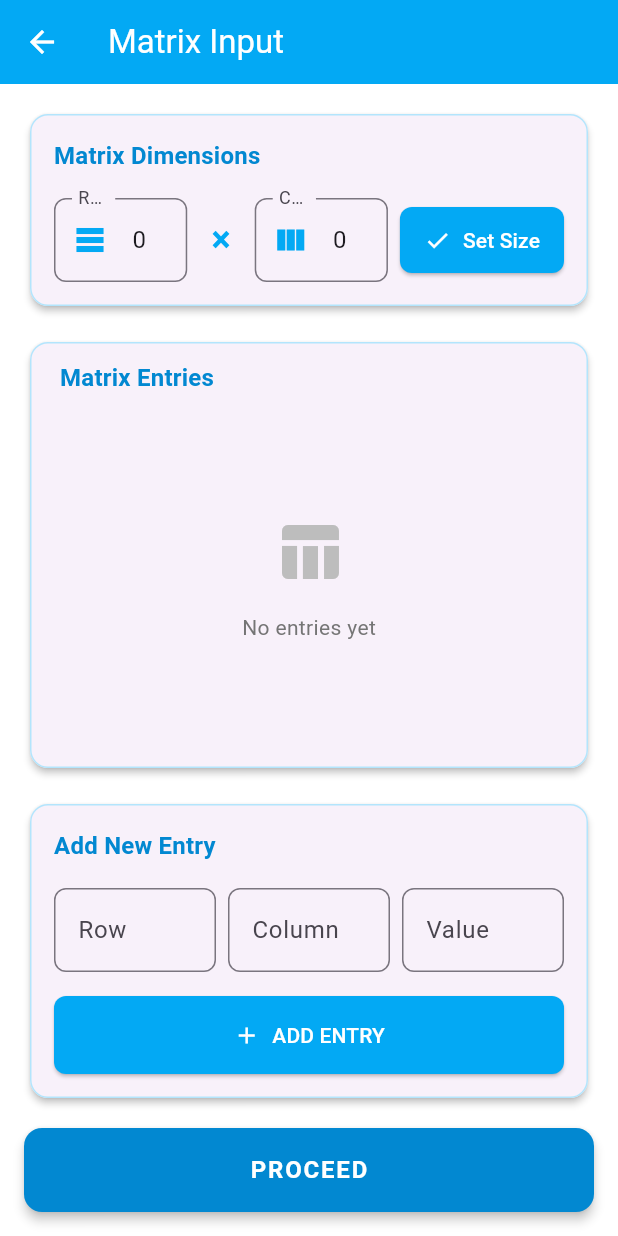
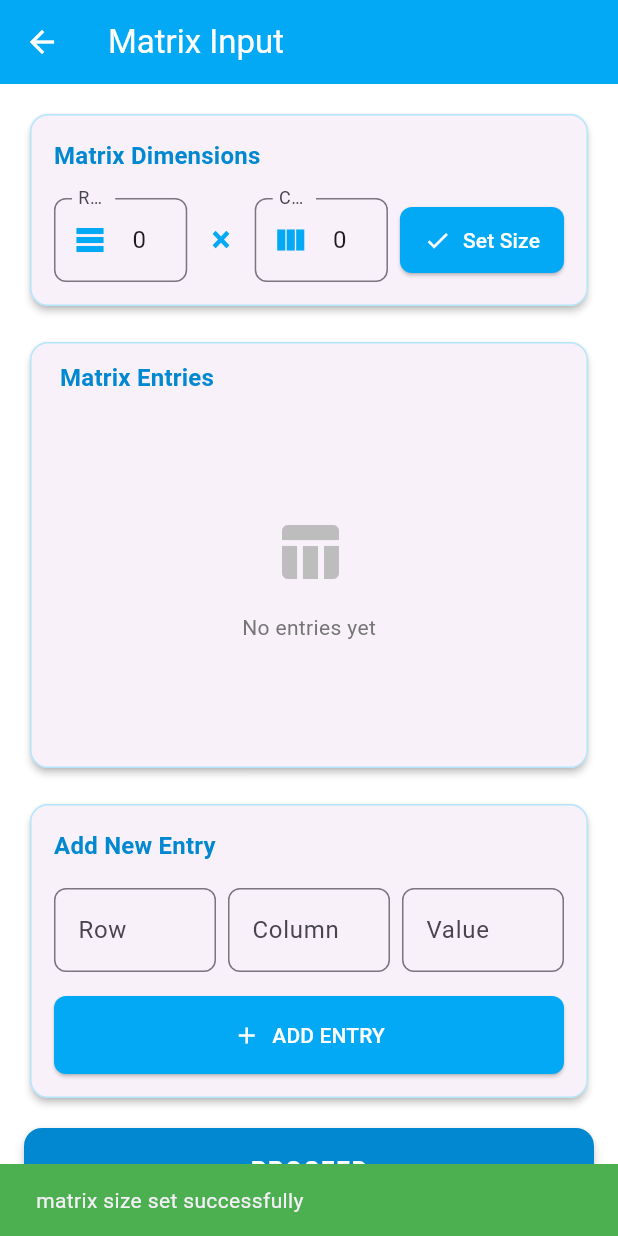
Before and after one commit to buildervortex/smoc, a Flutter app: the MatrixInputPage screen opened directly, after a tap on "Set Size", on a phone screen of 412 x 824 dp. Run offline on Flutter 3.47's test engine with Material 3 defaults, Android fonts, the phone set to English and light mode, and no system bars; our stand-ins replace bloc, equatable, flutter_bloc, flutter_svg, get_it.

```diff
--- a/lib/presentation/pages/matrix_input_page.dart
+++ b/lib/presentation/pages/matrix_input_page.dart
@@ -23,7 +23,25 @@ class _MatrixInputPageState extends State<MatrixInputPage> {
     final lightBlue = Colors.lightBlue;
     final theme = Theme.of(context);
 
-    return Scaffold(
+    return BlocListener<MatrixInputCubit, MatrixInputState>(
+      listener: (cont, state) {
+        if (state is MatrixInputEntryFailed) {
+          ScaffoldMessenger.of(context).showSnackBar(
+            SnackBar(
+              content: Text(state.errorMessage),
+              backgroundColor: Colors.red,
+            ),
+          );
+        } else if (state is MatrixInputEntrySuccess) {
+          ScaffoldMessenger.of(context).showSnackBar(
+            const SnackBar(
+              content: Text('operation successfully'),
+              backgroundColor: Colors.green,
+            ),
+          );
+        }
+      },
+      child: Scaffold(
         appBar: AppBar(
           title: const Text('Matrix Input'),
           backgroundColor: lightBlue,
@@ -36,7 +54,7 @@ class _MatrixInputPageState extends State<MatrixInputPage> {
           child: Column(
             crossAxisAlignment: CrossAxisAlignment.stretch,
             children: [
-            // Matrix Size Card
+              // Matrix Card
               Card(
                 elevation: 2,
                 shape: RoundedRectangleBorder(
@@ -74,11 +92,11 @@ class _MatrixInputPageState extends State<MatrixInputPage> {
                                     ),
                                     focusedBorder: OutlineInputBorder(
                                       borderRadius: BorderRadius.circular(8),
-                                    borderSide:
-                                        BorderSide(color: lightBlue, width: 2),
+                                      borderSide: BorderSide(
+                                          color: lightBlue, width: 2),
                                     ),
-                                  prefixIcon:
-                                      Icon(Icons.table_rows, color: lightBlue),
+                                    prefixIcon: Icon(Icons.table_rows,
+                                        color: lightBlue),
                                   ),
                                 );
                               },
@@ -108,11 +126,11 @@ class _MatrixInputPageState extends State<MatrixInputPage> {
                                     ),
                                     focusedBorder: OutlineInputBorder(
                                       borderRadius: BorderRadius.circular(8),
-                                    borderSide:
-                                        BorderSide(color: lightBlue, width: 2),
+                                      borderSide: BorderSide(
+                                          color: lightBlue, width: 2),
                                     ),
-                                  prefixIcon:
-                                      Icon(Icons.view_column, color: lightBlue),
+                                    prefixIcon: Icon(Icons.view_column,
+                                        color: lightBlue),
                                   ),
                                 );
                               },
@@ -122,12 +140,19 @@ class _MatrixInputPageState extends State<MatrixInputPage> {
                           ElevatedButton.icon(
                             onPressed: () {
                               final rowCount = int.parse(_controllers[0].text);
-                            final columnCount = int.parse(_controllers[1].text);
+                              final columnCount =
+                                  int.parse(_controllers[1].text);
                               context
                                   .read<MatrixInputCubit>()
                                   .setSparseMatrixSize(
                                     rowCount,
                                     columnCount,
+                                  );
+                              ScaffoldMessenger.of(context).showSnackBar(
+                                const SnackBar(
+                                  content: Text('matrix size set successfully'),
+                                  backgroundColor: Colors.green,
+                                ),
                               );
                             },
                             icon: const Icon(Icons.check),
@@ -165,7 +190,8 @@ class _MatrixInputPageState extends State<MatrixInputPage> {
                       crossAxisAlignment: CrossAxisAlignment.start,
                       children: [
                         Padding(
-                        padding: const EdgeInsets.only(left: 8.0, bottom: 8.0),
+                          padding:
+                              const EdgeInsets.only(left: 8.0, bottom: 8.0),
                           child: Text(
                             'Matrix Entries',
                             style: theme.textTheme.titleMedium?.copyWith(
@@ -175,7 +201,8 @@ class _MatrixInputPageState extends State<MatrixInputPage> {
                           ),
                         ),
                         Expanded(
-                        child: BlocBuilder<MatrixInputCubit, MatrixInputState>(
+                          child:
+                              BlocBuilder<MatrixInputCubit, MatrixInputState>(
                             builder: (context, state) {
                               if (state.sparseMatrix.entries.isEmpty) {
                                 return Center(
@@ -183,7 +210,8 @@ class _MatrixInputPageState extends State<MatrixInputPage> {
                                     mainAxisAlignment: MainAxisAlignment.center,
                                     children: [
                                       Icon(Icons.table_chart,
-                                        size: 48, color: Colors.grey.shade400),
+                                          size: 48,
+                                          color: Colors.grey.shade400),
                                       const SizedBox(height: 16),
                                       Text(
                                         'No entries yet',
@@ -199,7 +227,8 @@ class _MatrixInputPageState extends State<MatrixInputPage> {
                                 separatorBuilder: (context, index) => Divider(
                                     height: 1, color: Colors.grey.shade200),
                                 itemBuilder: (context, index) {
-                                final entry = state.sparseMatrix.entries[index];
+                                  final entry =
+                                      state.sparseMatrix.entries[index];
                                   return ListTile(
                                     contentPadding: const EdgeInsets.symmetric(
                                         horizontal: 16.0, vertical: 4.0),
@@ -215,8 +244,8 @@ class _MatrixInputPageState extends State<MatrixInputPage> {
                                     ),
                                     subtitle: Text(
                                       "Value: ${entry.value}",
-                                    style:
-                                        TextStyle(color: Colors.grey.shade700),
+                                      style: TextStyle(
+                                          color: Colors.grey.shade700),
                                     ),
                                     trailing: IconButton(
                                       icon: Icon(Icons.delete,
@@ -305,7 +334,8 @@ class _MatrixInputPageState extends State<MatrixInputPage> {
                           Expanded(
                             child: TextField(
                               controller: _controllers[4],
-                            keyboardType: const TextInputType.numberWithOptions(
+                              keyboardType:
+                                  const TextInputType.numberWithOptions(
                                       decimal: true),
                               decoration: InputDecoration(
                                 labelText: 'Value',
@@ -394,6 +424,7 @@ class _MatrixInputPageState extends State<MatrixInputPage> {
             ],
           ),
         ),
+      ),
     );
   }
 }
```
Also changed, not shown: lib/bloc/cubit/matrix_input_cubit.dart (+17 -5 lines). Lines whose indentation alone changed are shown as unchanged.
